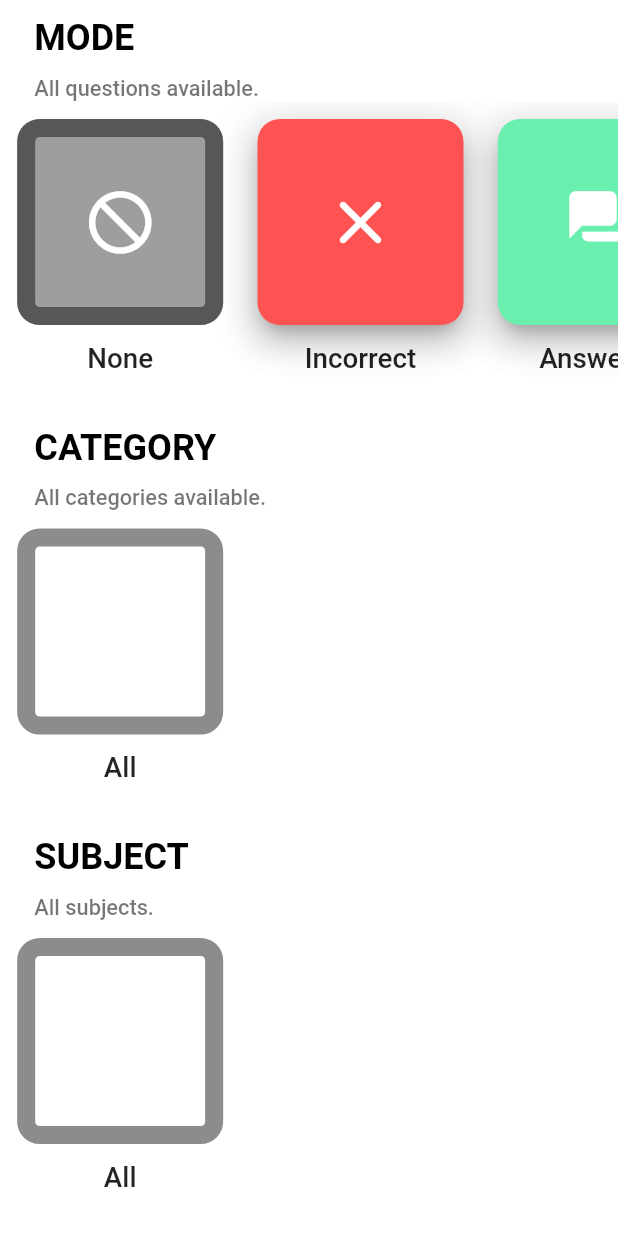
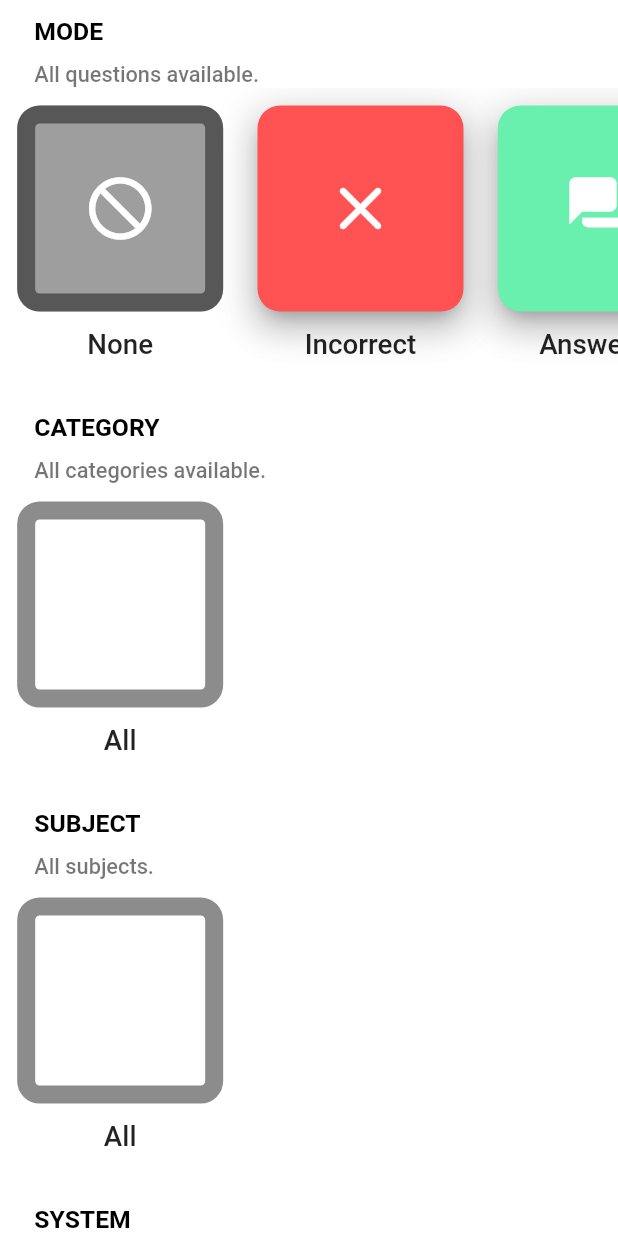
Before and after one commit to CJ-Pro/marbene_quiz_flutter, a Flutter app: the CreateQuizPage screen opened directly, on a phone screen of 412 x 824 dp. Run offline on Flutter 3.47's test engine with Material 2 defaults, Android fonts, the phone set to English and light mode, and no system bars; our stand-ins replace firebase_auth, firebase_core, firebase_database, flutter_html, get; missing offline and left inert: random_color; accounts and stored records are empty.

Commit message:
Update text theme

```diff
--- a/lib/constants/theme/text_theme.dart
+++ b/lib/constants/theme/text_theme.dart
@@ -8,7 +8,7 @@ const defaultTextTheme = TextTheme(
   ),
   headline1: TextStyle(
     color: Colors.black,
-    fontWeight: FontWeight.bold,
-    fontSize: 24,
+    fontWeight: FontWeight.w600,
+    fontSize: 16.5,
   ),
 );
```
